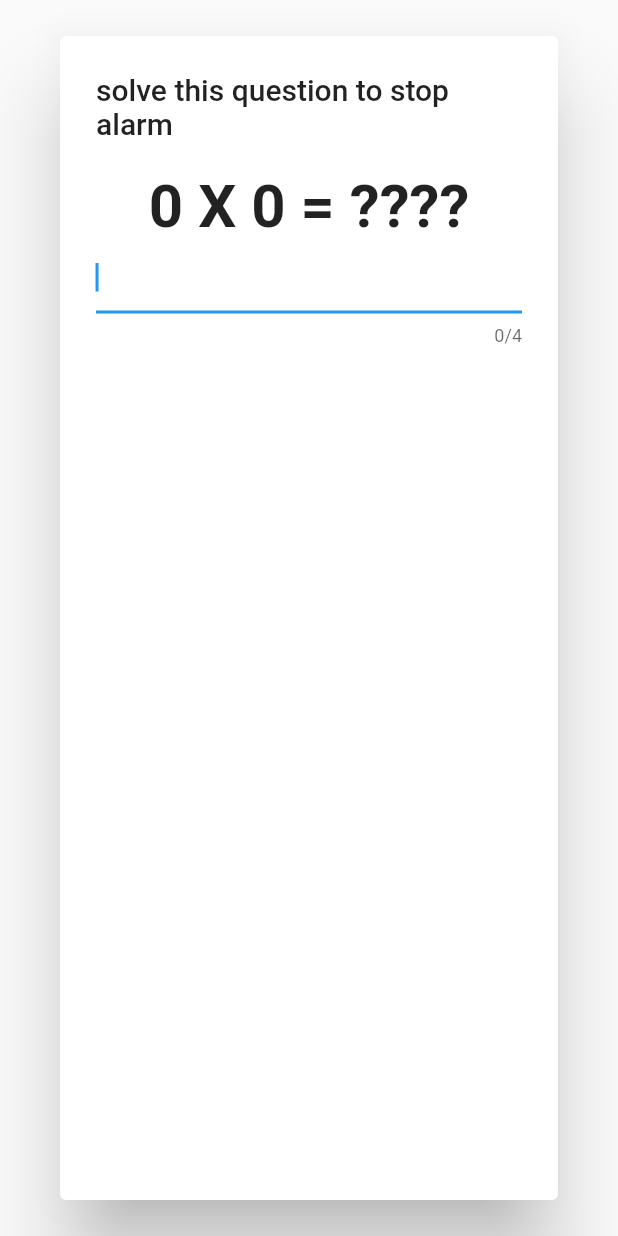
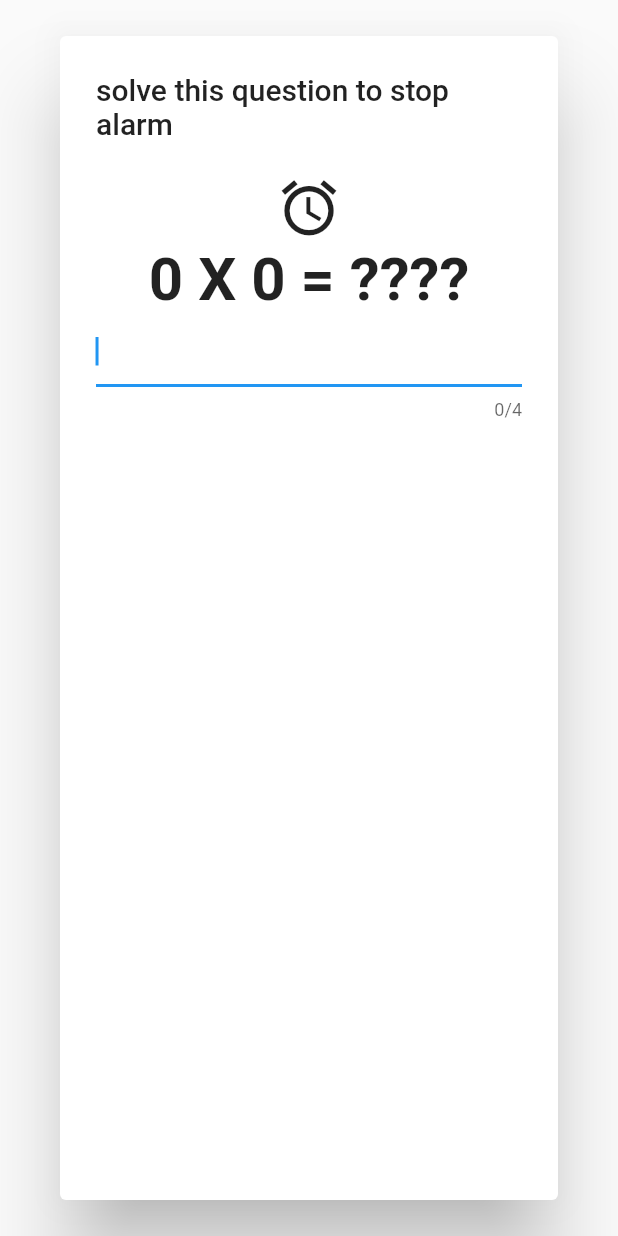
Before and after one commit to tontoko/mathe-alarm, a Flutter app: the AlarmAlert widget shown alone on an empty page, opened directly with empty values, on a phone screen of 412 x 824 dp. Run offline on Flutter 3.47's test engine with Material 2 defaults, Android fonts, the phone set to English and light mode, and no system bars; our stand-ins replace flutter_local_notifications, timezone; missing offline and left inert: flutter_ringtone_player.

Commit message:
add animated icon

```diff
--- a/lib/main.dart
+++ b/lib/main.dart
@@ -306,11 +306,30 @@
   _AlarmAlertState createState() => _AlarmAlertState();
 }
 
-class _AlarmAlertState extends State<AlarmAlert> {
+class _AlarmAlertState extends State<AlarmAlert>
+    with SingleTickerProviderStateMixin {
   void _handleAnswer(String value) {
     if (value != '' && int.tryParse(value) == widget.numA * widget.numB) {
       widget.handleStopAlarm();
     }
+  }
+
+  late Animation<double> animation;
+  late AnimationController controller;
+
+  @override
+  void initState() {
+    super.initState();
+    controller = AnimationController(
+        duration: const Duration(milliseconds: 10), vsync: this);
+    animation = Tween<double>(begin: 0, end: 5).animate(controller);
+    controller.repeat(reverse: true);
+  }
+
+  @override
+  void dispose() {
+    controller.dispose();
+    super.dispose();
   }
 
   @override
@@ -321,6 +340,7 @@
         style: TextStyle(),
       ),
       content: Column(children: [
+        AnimatedAlarm(animtaion: animation),
         Text("${widget.numA} X ${widget.numB} = ????",
             style: const TextStyle(fontSize: 40, fontWeight: FontWeight.bold)),
         TextField(
@@ -332,3 +352,20 @@
     );
   }
 }
+
+class AnimatedAlarm extends AnimatedWidget {
+  const AnimatedAlarm({Key? key, required Animation<double> animtaion})
+      : super(key: key, listenable: animtaion);
+
+  @override
+  Widget build(BuildContext context) {
+    final animation = listenable as Animation<double>;
+    return Container(
+        height: IconTheme.of(context).size! + 25,
+        padding: EdgeInsets.only(bottom: animation.value),
+        child: Icon(
+          Icons.alarm,
+          size: IconTheme.of(context).size! + 20,
+        ));
+  }
+}
```
